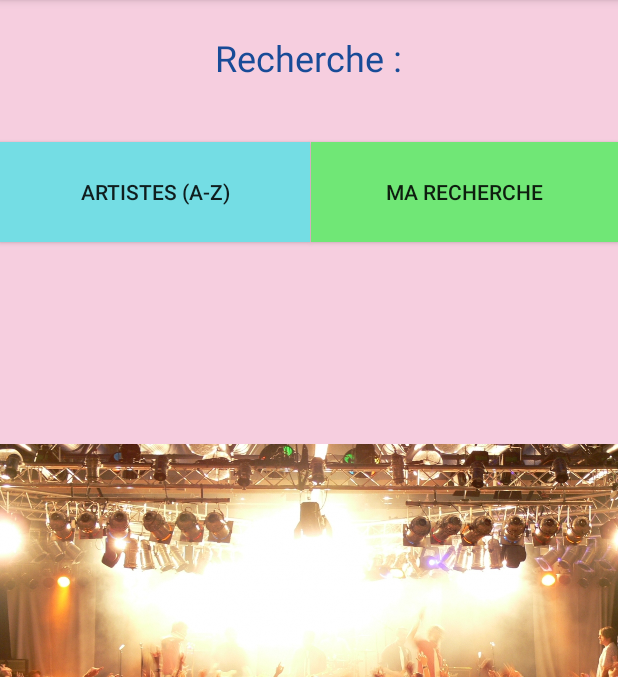
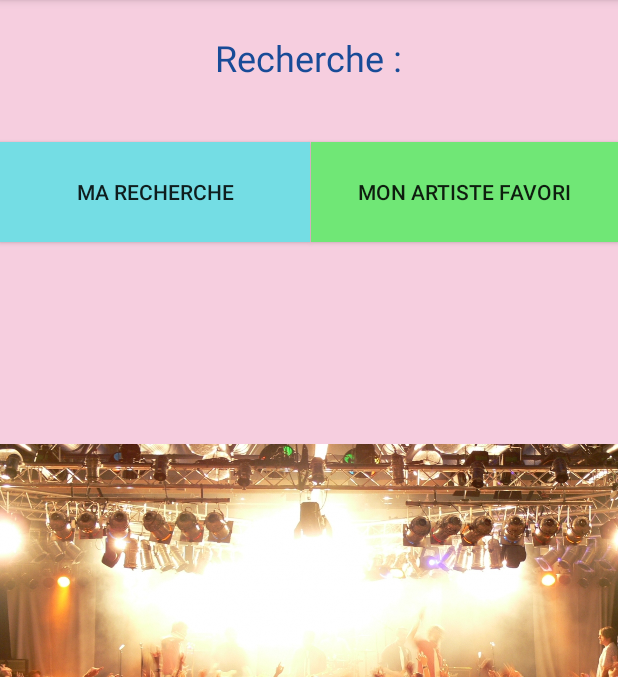
Before and after one commit to springfly13/projet-mobile, an Android app: the screen it shows after launch (MainActivity), on a phone screen of 412 x 824 dp, the part 84-761 px from its top. Run offline under Robolectric (Android 15) with nearby library versions, the phone set to English and light mode, and no system bars.

Commit message:
new title of buttons

```diff
--- a/app/src/main/res/layout/activity_main.xml
+++ b/app/src/main/res/layout/activity_main.xml
@@ -41,7 +41,7 @@
     <Button
         android:layout_width="93pt"
         android:layout_height="30pt"
-        android:text="Artistes (A-Z)"
+        android:text="Ma recherche"
         android:id="@+id/buttonArtistes"
         android:onClick="onClick"
         android:layout_below="@+id/main_text_view"
@@ -52,7 +52,7 @@
     <Button
         android:layout_width="92pt"
         android:layout_height="30pt"
-        android:text="Ma recherche"
+        android:text="Mon artiste favori"
         android:id="@+id/button4"
         android:onClick="onClick"
         android:background="#70e776"
```
